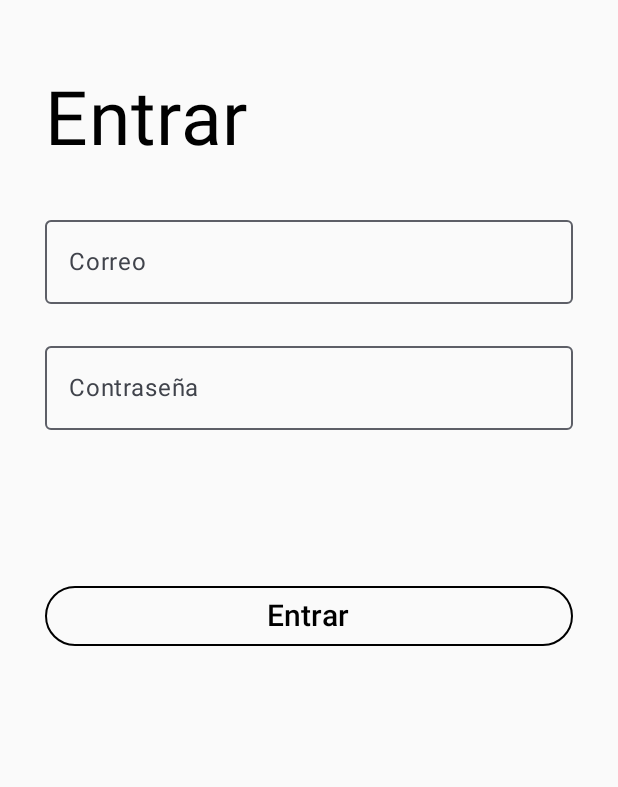
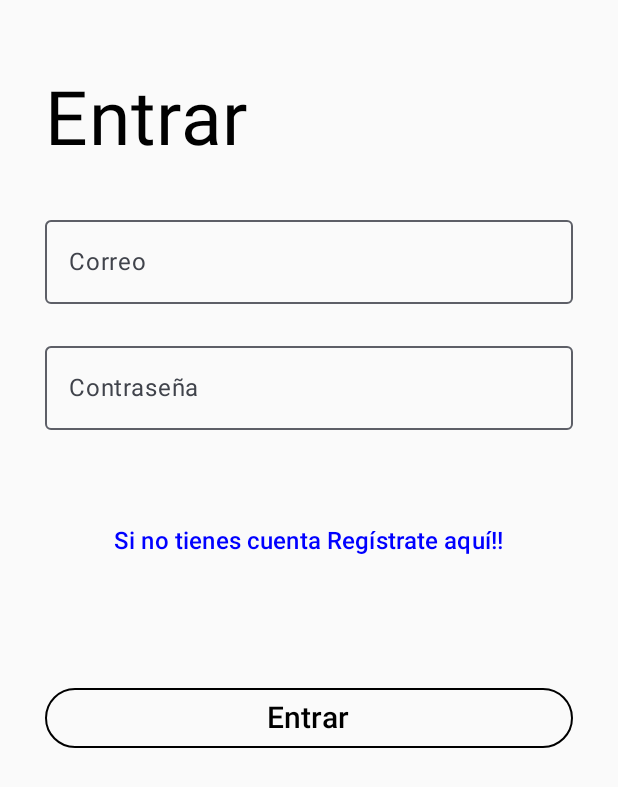
Before and after one commit to ricardosr4/CrudFirebase, an Android app built with Jetpack Compose: the screen it shows after launch (MainActivity), on a phone screen of 412 x 824 dp. Shown: the top 787 px of the screen. Run offline under Robolectric (Android 15) with nearby library versions, the phone set to English and light mode, and no system bars.

```diff
--- a/app/build.gradle.kts
+++ b/app/build.gradle.kts
@@ -46,6 +46,8 @@ dependencies {
     implementation(platform("com.google.firebase:firebase-bom:33.10.0"))
     implementation("com.google.firebase:firebase-firestore-ktx")
     implementation("com.google.firebase:firebase-auth-ktx")
+    //NAVIGATION
+    implementation("androidx.navigation:navigation-compose:2.8.1")
 
     implementation(libs.androidx.core.ktx)
     implementation(libs.androidx.lifecycle.runtime.ktx)
--- a/app/src/main/java/com/example/crudfirebase/MainActivity.kt
+++ b/app/src/main/java/com/example/crudfirebase/MainActivity.kt
@@ -3,18 +3,23 @@ package com.example.crudfirebase
 import android.os.Bundle
 import androidx.activity.ComponentActivity
 import androidx.activity.compose.setContent
-import com.example.crudfirebase.ui.login.screen.LoginScreen
+import androidx.activity.viewModels
+import com.example.crudfirebase.navigation.NavGraph
 import com.example.crudfirebase.ui.login.viewModel.LoginViewModel
+import com.example.crudfirebase.ui.register.viewModel.RegisterViewModel
 import com.example.crudfirebase.ui.theme.CrudFirebaseTheme
 
 class MainActivity : ComponentActivity() {
     override fun onCreate(savedInstanceState: Bundle?) {
         super.onCreate(savedInstanceState)
-        val viewModel = LoginViewModel()
+
+        val loginViewModel : LoginViewModel by viewModels()
+        val registerViewModel : RegisterViewModel by viewModels()
 
         setContent {
             CrudFirebaseTheme {
-                LoginScreen(viewModel)
+               NavGraph(loginViewModel,
+                   registerViewModel)
 
 
             }
--- /dev/null
+++ b/app/src/main/java/com/example/crudfirebase/navigation/NavGraph.kt
@@ -0,0 +1,32 @@
+package com.example.crudfirebase.navigation
+
+import androidx.compose.runtime.Composable
+import androidx.navigation.compose.NavHost
+import androidx.navigation.compose.composable
+import androidx.navigation.compose.rememberNavController
+import com.example.crudfirebase.ui.home.screen.HomeScreen
+import com.example.crudfirebase.ui.login.screen.LoginScreen
+import com.example.crudfirebase.ui.login.viewModel.LoginViewModel
+import com.example.crudfirebase.ui.register.registerScreen.RegisterScreen
+import com.example.crudfirebase.ui.register.viewModel.RegisterViewModel
+
+@Composable
+fun NavGraph(
+    loginViewModel: LoginViewModel,
+    registerViewModel: RegisterViewModel,
+) {
+    val navController = rememberNavController()
+
+    NavHost(navController = navController, startDestination = "login_screen") {
+        composable("login_screen") {
+            LoginScreen(navController, loginViewModel)
+        }
+        composable("register_screen") {
+            RegisterScreen(navController,registerViewModel)
+        }
+        composable("home_screen") {
+            HomeScreen(navController)
+        }
+
+    }
+}
--- a/app/src/main/java/com/example/crudfirebase/ui/login/screen/LoginScreen.kt
+++ b/app/src/main/java/com/example/crudfirebase/ui/login/screen/LoginScreen.kt
@@ -3,6 +3,8 @@ package com.example.crudfirebase.ui.login.screen
 import androidx.compose.foundation.layout.Column
 import androidx.compose.foundation.layout.fillMaxWidth
 import androidx.compose.foundation.layout.padding
+import androidx.compose.material3.Text
+import androidx.compose.material3.TextButton
 import androidx.compose.runtime.Composable
 import androidx.compose.runtime.collectAsState
 import androidx.compose.runtime.getValue
@@ -14,6 +16,7 @@ import androidx.compose.ui.text.input.KeyboardType
 import androidx.compose.ui.text.input.PasswordVisualTransformation
 import androidx.compose.ui.unit.dp
 import androidx.compose.ui.unit.sp
+import androidx.navigation.NavController
 import com.example.crudfirebase.R
 import com.example.crudfirebase.ui.login.viewModel.LoginViewModel
 import com.example.crudfirebase.utils.components.ZetaButtonBasic
@@ -22,7 +25,10 @@ import com.example.crudfirebase.utils.components.ZetaSpaceHeight
 import com.example.crudfirebase.utils.components.ZetaText
 
 @Composable
-fun LoginScreen(viewModel: LoginViewModel){
+fun LoginScreen(
+    navController: NavController,
+    viewModel: LoginViewModel
+) {
 
     val state by viewModel.loginState.collectAsState()
 
@@ -49,20 +55,27 @@ fun LoginScreen(viewModel: LoginViewModel){
         ZetaSpaceHeight(20.dp)
         ZetaOutlinedTextField(
             value = state.password,
-            onValueChange = { viewModel.onPasswordChange(it)},
+            onValueChange = { viewModel.onPasswordChange(it) },
             label = stringResource(R.string.password),
             keyboardType = KeyboardType.Password,
             visualTransformation = PasswordVisualTransformation()
 
         )
-        ZetaSpaceHeight(100.dp)
+        ZetaSpaceHeight(50.dp)
+
+        TextButton(onClick = { navController.navigate("register_screen") },
+            modifier = Modifier
+                .align(Alignment.CenterHorizontally)) {
+            Text(text = stringResource(R.string.message_login), color = Color.Blue, fontSize = 16.sp)
+        }
+
+
+        ZetaSpaceHeight(70.dp)
         ZetaButtonBasic(
             text = stringResource(R.string.login),
             color = Color.Black,
             textSize = 20.sp,
-            onClick = { /*TODO*/ }
+            onClick = {  }
         )
-
-
     }
 }
--- a/app/src/main/res/values/strings.xml
+++ b/app/src/main/res/values/strings.xml
@@ -5,4 +5,6 @@
     <string name="confirm_password">Confirmar contraseña</string>
     <string name="login">Entrar</string>
     <string name="email">Correo</string>
+    <string name="message_login">Si no tienes cuenta Regístrate aquí!!</string>
+    <string name="message_register">Si ya tienes una cuenta entra aqui!!</string>
 </resources>
```
Also changed, not shown: app/src/main/java/com/example/crudfirebase/navigation/AppScreen.kt (added, +7 -0 lines), app/src/main/java/com/example/crudfirebase/ui/home/screen/HomeScreen.kt (added, +12 -0 lines), app/src/main/java/com/example/crudfirebase/ui/register/registerScreen/RegisterScreen.kt (+19 -4 lines).
